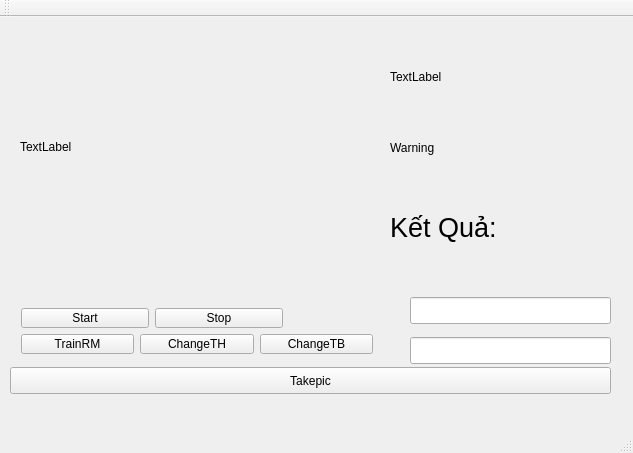
Above: SRC/TranCapstone/mainwindow.ui from nicknguyen071093/CapstoneProject before the change. Below: the same form after it.
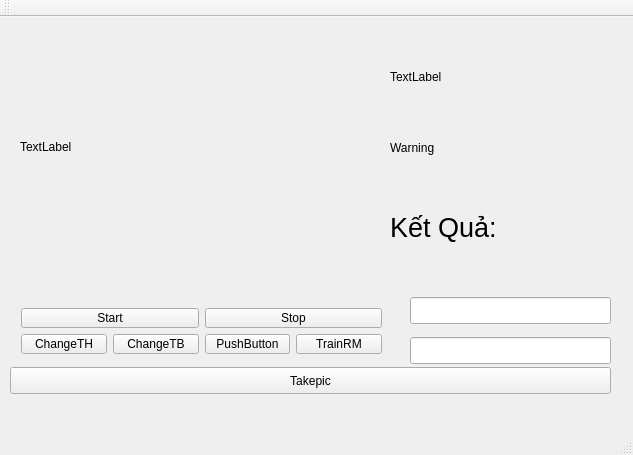
That is the form after the change.

Diff of the .ui file:
```diff
--- a/SRC/TranCapstone/mainwindow.ui
+++ b/SRC/TranCapstone/mainwindow.ui
@@ -7,7 +7,7 @@
     <x>0</x>
     <y>0</y>
     <width>633</width>
-    <height>453</height>
+    <height>455</height>
    </rect>
   </property>
   <property name="windowTitle">
@@ -45,7 +45,7 @@
      <rect>
       <x>10</x>
       <y>280</y>
-      <width>374</width>
+      <width>383</width>
       <height>68</height>
      </rect>
     </property>
@@ -68,35 +68,12 @@
            </property>
           </widget>
          </item>
-         <item>
-          <spacer name="horizontalSpacer">
-           <property name="orientation">
-            <enum>Qt::Horizontal</enum>
-           </property>
-           <property name="sizeType">
-            <enum>QSizePolicy::Fixed</enum>
-           </property>
-           <property name="sizeHint" stdset="0">
-            <size>
-             <width>90</width>
-             <height>20</height>
-            </size>
-           </property>
-          </spacer>
-         </item>
         </layout>
        </item>
       </layout>
      </item>
      <item>
       <layout class="QHBoxLayout" name="horizontalLayout_2">
-       <item>
-        <widget class="QPushButton" name="pushButton_4">
-         <property name="text">
-          <string>TrainRM</string>
-         </property>
-        </widget>
-       </item>
        <item>
         <widget class="QPushButton" name="pushButton_2">
          <property name="text">
@@ -111,6 +88,20 @@
          </property>
         </widget>
        </item>
+       <item>
+        <widget class="QPushButton" name="btnBackHand">
+         <property name="text">
+          <string>PushButton</string>
+         </property>
+        </widget>
+       </item>
+       <item>
+        <widget class="QPushButton" name="pushButton_4">
+         <property name="text">
+          <string>TrainRM</string>
+         </property>
+        </widget>
+       </item>
       </layout>
      </item>
     </layout>
```
